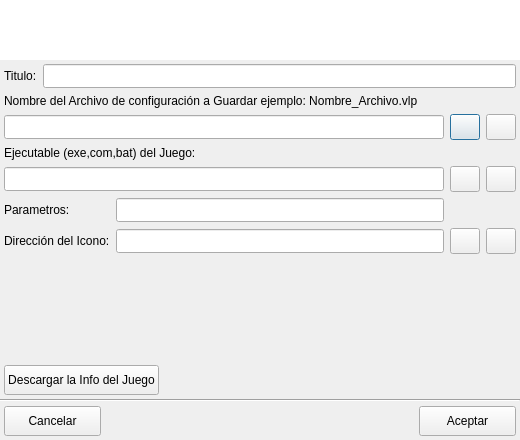
Old version of the form ui/vdmsound.ui in the repository Monthy/gr-lida.
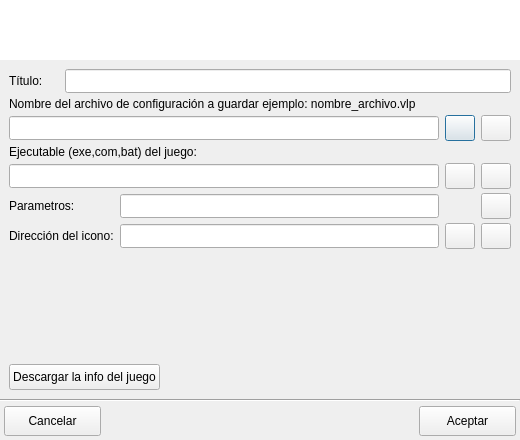
New version of the form. Icons and pictures are not drawn.

Diff of the .ui file:
```diff
--- a/ui/vdmsound.ui
+++ b/ui/vdmsound.ui
@@ -123,22 +123,20 @@
        <verstretch>0</verstretch>
       </sizepolicy>
      </property>
-     <layout class="QVBoxLayout" name="verticalLayout" >
-      <property name="margin" >
+     <layout class="QGridLayout" name="gridLayout">
+      <property name="verticalSpacing">
        <number>4</number>
       </property>
-      <item>
-       <layout class="QHBoxLayout" name="horizontalLayout" >
-        <item>
-         <widget class="QLabel" name="lb_Datos_1" >
-          <property name="text" >
-           <string>Titulo:</string>
+      <item row="0" column="0">
+       <widget class="QLabel" name="lb_Datos_1">
+        <property name="text">
+         <string>Título:</string>
           </property>
          </widget>
         </item>
-        <item>
-         <widget class="QLineEdit" name="txtDatos_Titulo" >
-          <property name="minimumSize" >
+      <item row="2" column="0" colspan="3">
+       <widget class="QLineEdit" name="txtVdms_path_conf">
+        <property name="minimumSize">
            <size>
             <width>0</width>
             <height>24</height>
@@ -146,31 +144,10 @@
           </property>
          </widget>
         </item>
-       </layout>
-      </item>
-      <item>
-       <layout class="QGridLayout" name="gridLayout" >
-        <item row="0" column="0" colspan="4" >
-         <widget class="QLabel" name="lb_Vdms_1" >
-          <property name="text" >
-           <string>Nombre del Archivo de configuración a Guardar ejemplo: Nombre_Archivo.vlp</string>
-          </property>
-         </widget>
-        </item>
-        <item row="1" column="0" colspan="2" >
-         <widget class="QLineEdit" name="txtVdms_path_conf" >
-          <property name="minimumSize" >
+      <item row="2" column="3">
+       <widget class="QPushButton" name="btnVdms_FileConfg">
+        <property name="minimumSize">
            <size>
-            <width>0</width>
-            <height>24</height>
-           </size>
-          </property>
-         </widget>
-        </item>
-        <item row="1" column="2" >
-         <widget class="QPushButton" name="btnVdms_FileConfg" >
-          <property name="minimumSize" >
-           <size>
             <width>30</width>
             <height>26</height>
            </size>
@@ -190,9 +167,9 @@
           </property>
          </widget>
         </item>
-        <item row="1" column="3" >
-         <widget class="QPushButton" name="btnVdms_FileConfg_clear" >
-          <property name="minimumSize" >
+      <item row="2" column="4">
+       <widget class="QPushButton" name="btnVdms_FileConfg_clear">
+        <property name="minimumSize">
            <size>
             <width>30</width>
             <height>26</height>
@@ -210,16 +187,9 @@
           </property>
          </widget>
         </item>
-        <item row="2" column="0" colspan="2" >
-         <widget class="QLabel" name="lb_Vdms_2" >
-          <property name="text" >
-           <string>Ejecutable (exe,com,bat) del Juego:</string>
-          </property>
-         </widget>
-        </item>
-        <item row="3" column="0" colspan="2" >
-         <widget class="QLineEdit" name="txtVdms_path_exe" >
-          <property name="minimumSize" >
+      <item row="4" column="0" colspan="3">
+       <widget class="QLineEdit" name="txtVdms_path_exe">
+        <property name="minimumSize">
            <size>
             <width>0</width>
             <height>24</height>
@@ -227,9 +197,9 @@
           </property>
          </widget>
         </item>
-        <item row="3" column="2" >
-         <widget class="QPushButton" name="btnVdms_ExeJuego" >
-          <property name="minimumSize" >
+      <item row="4" column="3">
+       <widget class="QPushButton" name="btnVdms_ExeJuego">
+        <property name="minimumSize">
            <size>
             <width>30</width>
             <height>26</height>
@@ -250,9 +220,9 @@
           </property>
          </widget>
         </item>
-        <item row="3" column="3" >
-         <widget class="QPushButton" name="btnVdms_ExeJuego_clear" >
-          <property name="minimumSize" >
+      <item row="4" column="4">
+       <widget class="QPushButton" name="btnVdms_ExeJuego_clear">
+        <property name="minimumSize">
            <size>
             <width>30</width>
             <height>26</height>
@@ -270,16 +240,16 @@
           </property>
          </widget>
         </item>
-        <item row="4" column="0" >
-         <widget class="QLabel" name="lb_Vdms_3" >
-          <property name="text" >
+      <item row="5" column="0" colspan="2">
+       <widget class="QLabel" name="lb_Vdms_3">
+        <property name="text">
            <string>Parametros:</string>
           </property>
          </widget>
         </item>
-        <item row="4" column="1" >
-         <widget class="QLineEdit" name="txtVdms_params" >
-          <property name="minimumSize" >
+      <item row="5" column="2">
+       <widget class="QLineEdit" name="txtVdms_params">
+        <property name="minimumSize">
            <size>
             <width>0</width>
             <height>24</height>
@@ -287,16 +257,16 @@
           </property>
          </widget>
         </item>
-        <item row="5" column="0" >
-         <widget class="QLabel" name="lb_Vdms_4" >
-          <property name="text" >
-           <string>Dirección del Icono:</string>
+      <item row="6" column="0" colspan="2">
+       <widget class="QLabel" name="lb_Vdms_4">
+        <property name="text">
+         <string>Dirección del icono:</string>
           </property>
          </widget>
         </item>
-        <item row="5" column="1" >
-         <widget class="QLineEdit" name="txtVdms_icon" >
-          <property name="minimumSize" >
+      <item row="6" column="2">
+       <widget class="QLineEdit" name="txtVdms_icon">
+        <property name="minimumSize">
            <size>
             <width>0</width>
             <height>24</height>
@@ -304,9 +274,9 @@
           </property>
          </widget>
         </item>
-        <item row="5" column="2" >
-         <widget class="QPushButton" name="btnVdms_Icono" >
-          <property name="minimumSize" >
+      <item row="6" column="3">
+       <widget class="QPushButton" name="btnVdms_Icono">
+        <property name="minimumSize">
            <size>
             <width>30</width>
             <height>26</height>
@@ -327,9 +297,9 @@
           </property>
          </widget>
         </item>
-        <item row="5" column="3" >
-         <widget class="QPushButton" name="btnVdms_Icono_clear" >
-          <property name="minimumSize" >
+      <item row="6" column="4">
+       <widget class="QPushButton" name="btnVdms_Icono_clear">
+        <property name="minimumSize">
            <size>
             <width>30</width>
             <height>26</height>
@@ -347,14 +317,12 @@
           </property>
          </widget>
         </item>
-       </layout>
-      </item>
-      <item>
-       <spacer name="vSpacer_" >
-        <property name="orientation" >
+      <item row="7" column="0">
+       <spacer name="vSpacer_0">
+        <property name="orientation">
          <enum>Qt::Vertical</enum>
         </property>
-        <property name="sizeHint" stdset="0" >
+        <property name="sizeHint" stdset="0">
          <size>
           <width>20</width>
           <height>51</height>
@@ -362,24 +330,38 @@
         </property>
        </spacer>
       </item>
+      <item row="1" column="0" colspan="5">
+       <widget class="QLabel" name="lb_Vdms_1">
+        <property name="text">
+         <string>Nombre del archivo de configuración a guardar ejemplo: nombre_archivo.vlp</string>
+        </property>
+       </widget>
+      </item>
+      <item row="3" column="0" colspan="5">
+       <widget class="QLabel" name="lb_Vdms_2">
+        <property name="text">
+         <string>Ejecutable (exe,com,bat) del juego:</string>
+        </property>
+       </widget>
+      </item>
+      <item row="8" column="0" colspan="5">
+       <layout class="QHBoxLayout" name="horizontalLayout_2">
       <item>
-       <layout class="QHBoxLayout" name="horizontalLayout_2" >
-        <item>
-         <widget class="QPushButton" name="btnDescargarInfo" >
-          <property name="sizePolicy" >
-           <sizepolicy vsizetype="Fixed" hsizetype="Preferred" >
+         <widget class="QPushButton" name="btnDescargarInfo">
+          <property name="sizePolicy">
+           <sizepolicy hsizetype="Preferred" vsizetype="Fixed">
             <horstretch>0</horstretch>
             <verstretch>0</verstretch>
            </sizepolicy>
           </property>
-          <property name="minimumSize" >
+          <property name="minimumSize">
            <size>
             <width>0</width>
-            <height>30</height>
+            <height>26</height>
            </size>
           </property>
-          <property name="text" >
-           <string>Descargar la Info del Juego</string>
+          <property name="text">
+           <string>Descargar la info del juego</string>
           </property>
           <property name="icon" >
            <iconset resource="../res/grlida.qrc" >
@@ -402,6 +384,36 @@
         </item>
        </layout>
       </item>
+      <item row="0" column="1" colspan="4">
+       <widget class="QLineEdit" name="txtDatos_Titulo">
+        <property name="minimumSize">
+         <size>
+          <width>0</width>
+          <height>24</height>
+         </size>
+        </property>
+       </widget>
+      </item>
+      <item row="5" column="4">
+       <widget class="QPushButton" name="btnVdms_params_clear">
+        <property name="minimumSize">
+         <size>
+          <width>30</width>
+          <height>26</height>
+         </size>
+        </property>
+        <property name="maximumSize">
+         <size>
+          <width>30</width>
+          <height>26</height>
+         </size>
+        </property>
+        <property name="icon">
+         <iconset resource="../res/gr-lida.qrc">
+          <normaloff>:/img16/limpiar.png</normaloff>:/img16/limpiar.png</iconset>
+        </property>
+       </widget>
+      </item>
      </layout>
     </widget>
    </item>
```
Left out of the diff: 249 changed lines with no effect on the pictures. Lines whose indentation alone changed are shown as unchanged.
